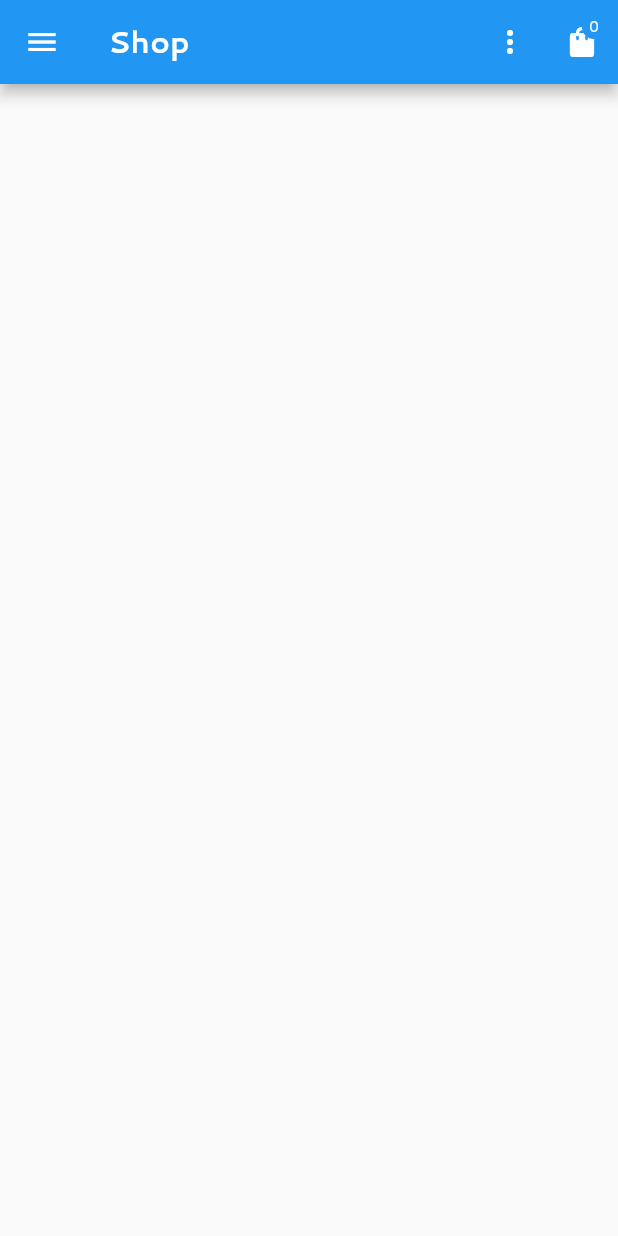
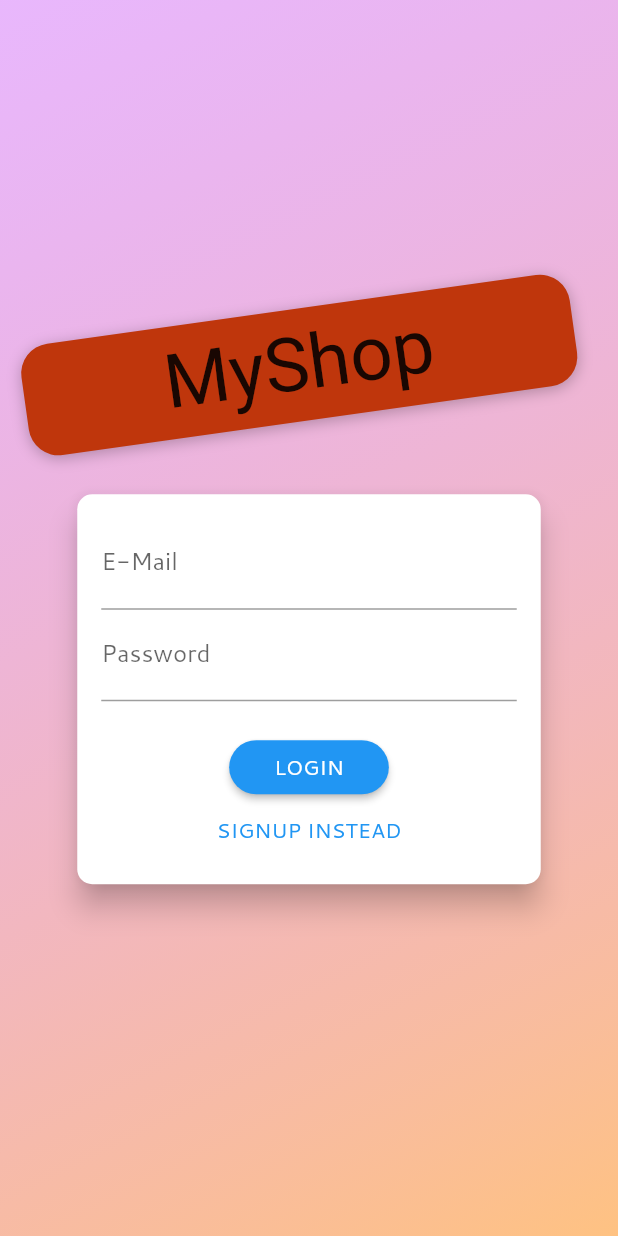
Before and after one commit to sean-xiao-zhao7/flutter-shop, a Flutter app: the screen it shows after launch, on a phone screen of 412 x 824 dp. Run offline on Flutter 3.47's test engine with Material 2 defaults, Android fonts, the phone set to English and light mode, and no system bars; Roboto replaces fonts that are missing (Anton); project files that could hold a hidden picture were left out.

Commit message:
Use auth

```diff
--- a/lib/main.dart
+++ b/lib/main.dart
@@ -1,8 +1,10 @@
 import 'package:flutter/material.dart';
+import 'package:shop/providers/auth_provider.dart';
 import 'package:shop/providers/cart_provider.dart';
 import 'package:shop/providers/orders_provider.dart';
-import 'package:shop/screens/admins/edit_product_screen.dart';
-import 'package:shop/screens/admins/manage_products.dart';
+import 'package:shop/screens/auth/auth_screen.dart';
+import 'package:shop/screens/manage_products/edit_product_screen.dart';
+import 'package:shop/screens/manage_products/manage_products.dart';
 import 'package:shop/screens/cart_screen.dart';
 import 'package:shop/screens/orders_screen.dart';
 import 'package:shop/screens/product_details_screen.dart';
@@ -27,7 +29,10 @@ class MyApp extends StatelessWidget {
         ),
         ChangeNotifierProvider(
           create: (ctx) => Orders(),
-        )
+        ),
+        ChangeNotifierProvider(
+          create: (ctx) => AuthProvider(),
+        ),
       ],
       child: MaterialApp(
         title: 'Shop',
@@ -36,8 +41,9 @@ class MyApp extends StatelessWidget {
             accentColor: Colors.cyanAccent,
             fontFamily: 'Cantarell',
             errorColor: Colors.red[100]),
-        home: ProductsOverviewScreen(),
+        home: AuthScreen(),
         routes: {
+          ProductsOverviewScreen.routeName: (_) => ProductsOverviewScreen(),
           ProductDetailsScreen.routeName: (_) => ProductDetailsScreen(),
           CartScreen.routeName: (_) => CartScreen(),
           OrdersScreen.routeName: (_) => OrdersScreen(),
--- /dev/null
+++ b/lib/providers/auth_provider.dart
@@ -0,0 +1,50 @@
+import 'dart:convert';
+import 'package:flutter/widgets.dart';
+import '../info/info.dart';
+import 'package:http/http.dart' as http;
+
+var url = 'https://identitytoolkit.googleapis.com/v1/accounts:mode?key=$fbak';
+
+class AuthProvider with ChangeNotifier {
+  String _authToken;
+  DateTime _tokenExpiry;
+  String _authId;
+
+  Future<void> register(
+    String username,
+    String password,
+  ) async {
+    try {
+      final res = await http.post(
+        Uri.parse(url.replaceAll(RegExp(r'mode'), 'signUp')),
+        body: json.encode({
+          'email': username,
+          'password': password,
+          'returnSecureToken': true,
+        }),
+      );
+    } catch (e) {
+      print(e);
+      throw e;
+    }
+  }
+
+  Future<void> login(
+    String username,
+    String password,
+  ) async {
+    try {
+      final res = await http.post(
+        Uri.parse(url.replaceAll(RegExp(r'mode'), 'signIn')),
+        body: json.encode({
+          'email': username,
+          'password': password,
+          'returnSecureToken': true,
+        }),
+      );
+    } catch (e) {
+      print(e);
+      throw e;
+    }
+  }
+}
--- /dev/null
+++ b/lib/screens/auth/auth_screen.dart
@@ -0,0 +1,236 @@
+import 'dart:math';
+
+import 'package:flutter/material.dart';
+import 'package:provider/provider.dart';
+import 'package:shop/providers/auth_provider.dart';
+
+enum AuthMode { Signup, Login }
+
+class AuthScreen extends StatelessWidget {
+  static const routeName = '/auth';
+
+  @override
+  Widget build(BuildContext context) {
+    final deviceSize = MediaQuery.of(context).size;
+    // final transformConfig = Matrix4.rotationZ(-8 * pi / 180);
+    // transformConfig.translate(-10.0);
+    return Scaffold(
+      // resizeToAvoidBottomInset: false,
+      body: Stack(
+        children: <Widget>[
+          Container(
+            decoration: BoxDecoration(
+              gradient: LinearGradient(
+                colors: [
+                  Color.fromRGBO(215, 117, 255, 1).withOpacity(0.5),
+                  Color.fromRGBO(255, 188, 117, 1).withOpacity(0.9),
+                ],
+                begin: Alignment.topLeft,
+                end: Alignment.bottomRight,
+                stops: [0, 1],
+              ),
+            ),
+          ),
+          SingleChildScrollView(
+            child: Container(
+              height: deviceSize.height,
+              width: deviceSize.width,
+              child: Column(
+                mainAxisAlignment: MainAxisAlignment.center,
+                crossAxisAlignment: CrossAxisAlignment.center,
+                children: <Widget>[
+                  Flexible(
+                    child: Container(
+                      margin: EdgeInsets.only(bottom: 20.0),
+                      padding:
+                          EdgeInsets.symmetric(vertical: 8.0, horizontal: 94.0),
+                      transform: Matrix4.rotationZ(-8 * pi / 180)
+                        ..translate(-10.0),
+                      // ..translate(-10.0),
+                      decoration: BoxDecoration(
+                        borderRadius: BorderRadius.circular(20),
+                        color: Colors.deepOrange.shade900,
+                        boxShadow: [
+                          BoxShadow(
+                            blurRadius: 8,
+                            color: Colors.black26,
+                            offset: Offset(0, 2),
+                          )
+                        ],
+                      ),
+                      child: Text(
+                        'MyShop',
+                        style: TextStyle(
+                          color: Theme.of(context).accentTextTheme.title.color,
+                          fontSize: 50,
+                          fontFamily: 'Anton',
+                          fontWeight: FontWeight.normal,
+                        ),
+                      ),
+                    ),
+                  ),
+                  Flexible(
+                    flex: deviceSize.width > 600 ? 2 : 1,
+                    child: AuthCard(),
+                  ),
+                ],
+              ),
+            ),
+          ),
+        ],
+      ),
+    );
+  }
+}
+
+class AuthCard extends StatefulWidget {
+  const AuthCard({
+    Key key,
+  }) : super(key: key);
+
+  @override
+  _AuthCardState createState() => _AuthCardState();
+}
+
+class _AuthCardState extends State<AuthCard> {
+  final GlobalKey<FormState> _formKey = GlobalKey();
+  AuthMode _authMode = AuthMode.Login;
+  Map<String, String> _authData = {
+    'email': '',
+    'password': '',
+  };
+  var _isLoading = false;
+  final _passwordController = TextEditingController();
+
+  Future<void> _submit() async {
+    if (!_formKey.currentState.validate()) {
+      // Invalid!
+      return;
+    }
+    _formKey.currentState.save();
+    setState(() {
+      _isLoading = true;
+    });
+    if (_authMode == AuthMode.Login) {
+      // Log user in
+      await Provider.of<AuthProvider>(context, listen: false).login(
+        _authData['email'],
+        _authData['password'],
+      );
+    } else {
+      // Sign user up
+      await Provider.of<AuthProvider>(context, listen: false).register(
+        _authData['email'],
+        _authData['password'],
+      );
+    }
+    setState(() {
+      _isLoading = false;
+    });
+  }
+
+  void _switchAuthMode() {
+    if (_authMode == AuthMode.Login) {
+      setState(() {
+        _authMode = AuthMode.Signup;
+      });
+    } else {
+      setState(() {
+        _authMode = AuthMode.Login;
+      });
+    }
+  }
+
+  @override
+  Widget build(BuildContext context) {
+    final deviceSize = MediaQuery.of(context).size;
+    return Card(
+      shape: RoundedRectangleBorder(
+        borderRadius: BorderRadius.circular(10.0),
+      ),
+      elevation: 8.0,
+      child: Container(
+        height: _authMode == AuthMode.Signup ? 320 : 260,
+        constraints:
+            BoxConstraints(minHeight: _authMode == AuthMode.Signup ? 320 : 260),
+        width: deviceSize.width * 0.75,
+        padding: EdgeInsets.all(16.0),
+        child: Form(
+          key: _formKey,
+          child: SingleChildScrollView(
+            child: Column(
+              children: <Widget>[
+                TextFormField(
+                  decoration: InputDecoration(labelText: 'E-Mail'),
+                  keyboardType: TextInputType.emailAddress,
+                  validator: (value) {
+                    if (value.isEmpty || !value.contains('@')) {
+                      return 'Invalid email!';
+                    }
+                    return null;
+                    return null;
+                  },
+                  onSaved: (value) {
+                    _authData['email'] = value;
+                  },
+                ),
+                TextFormField(
+                  decoration: InputDecoration(labelText: 'Password'),
+                  obscureText: true,
+                  controller: _passwordController,
+                  validator: (value) {
+                    if (value.isEmpty || value.length < 5) {
+                      return 'Password is too short!';
+                    }
+                  },
+                  onSaved: (value) {
+                    _authData['password'] = value;
+                  },
+                ),
+                if (_authMode == AuthMode.Signup)
+                  TextFormField(
+                    enabled: _authMode == AuthMode.Signup,
+                    decoration: InputDecoration(labelText: 'Confirm Password'),
+                    obscureText: true,
+                    validator: _authMode == AuthMode.Signup
+                        ? (value) {
+                            if (value != _passwordController.text) {
+                              return 'Passwords do not match!';
+                            }
+                          }
+                        : null,
+                  ),
+                SizedBox(
+                  height: 20,
+                ),
+                if (_isLoading)
+                  CircularProgressIndicator()
+                else
+                  RaisedButton(
+                    child:
+                        Text(_authMode == AuthMode.Login ? 'LOGIN' : 'SIGN UP'),
+                    onPressed: _submit,
+                    shape: RoundedRectangleBorder(
+                      borderRadius: BorderRadius.circular(30),
+                    ),
+                    padding:
+                        EdgeInsets.symmetric(horizontal: 30.0, vertical: 8.0),
+                    color: Theme.of(context).primaryColor,
+                    textColor: Theme.of(context).primaryTextTheme.button.color,
+                  ),
+                FlatButton(
+                  child: Text(
+                      '${_authMode == AuthMode.Login ? 'SIGNUP' : 'LOGIN'} INSTEAD'),
+                  onPressed: _switchAuthMode,
+                  padding: EdgeInsets.symmetric(horizontal: 30.0, vertical: 4),
+                  materialTapTargetSize: MaterialTapTargetSize.shrinkWrap,
+                  textColor: Theme.of(context).primaryColor,
+                ),
+              ],
+            ),
+          ),
+        ),
+      ),
+    );
+  }
+}
--- a/lib/screens/admins/manage_product_item.dart
+++ b/lib/screens/manage_products/manage_product_item.dart
@@ -1,7 +1,7 @@
 import 'package:flutter/material.dart';
 import 'package:provider/provider.dart';
 import 'package:shop/providers/products_provider.dart';
-import 'package:shop/screens/admins/edit_product_screen.dart';
+import 'package:shop/screens/manage_products/edit_product_screen.dart';
 
 class ManageProductItem extends StatelessWidget {
   final String title;
--- a/lib/screens/admins/manage_products.dart
+++ b/lib/screens/manage_products/manage_products.dart
@@ -1,8 +1,8 @@
 import 'package:flutter/material.dart';
 import 'package:provider/provider.dart';
 import 'package:shop/providers/products_provider.dart';
-import 'package:shop/screens/admins/edit_product_screen.dart';
-import 'package:shop/screens/admins/manage_product_item.dart';
+import 'package:shop/screens/manage_products/edit_product_screen.dart';
+import 'package:shop/screens/manage_products/manage_product_item.dart';
 import 'package:shop/widgets/main_drawer.dart';
 
 class ManageProductsScreen extends StatelessWidget {
--- a/lib/screens/products_overview_screen.dart
+++ b/lib/screens/products_overview_screen.dart
@@ -10,6 +10,8 @@ import 'package:provider/provider.dart';
 enum FavoriteOptions { Favorites, All }
 
 class ProductsOverviewScreen extends StatefulWidget {
+  static const routeName = '/products-overview';
+
   @override
   _ProductsOverviewScreenState createState() => _ProductsOverviewScreenState();
 }
--- a/lib/widgets/main_drawer.dart
+++ b/lib/widgets/main_drawer.dart
@@ -1,5 +1,5 @@
 import 'package:flutter/material.dart';
-import 'package:shop/screens/admins/manage_products.dart';
+import 'package:shop/screens/manage_products/manage_products.dart';
 import 'package:shop/screens/orders_screen.dart';
 
 class MainDrawer extends StatelessWidget {
```
Also changed, not shown: lib/screens/manage_products/edit_product_screen.dart (renamed from lib/screens/admins/edit_product_screen.dart), 1 other file.
